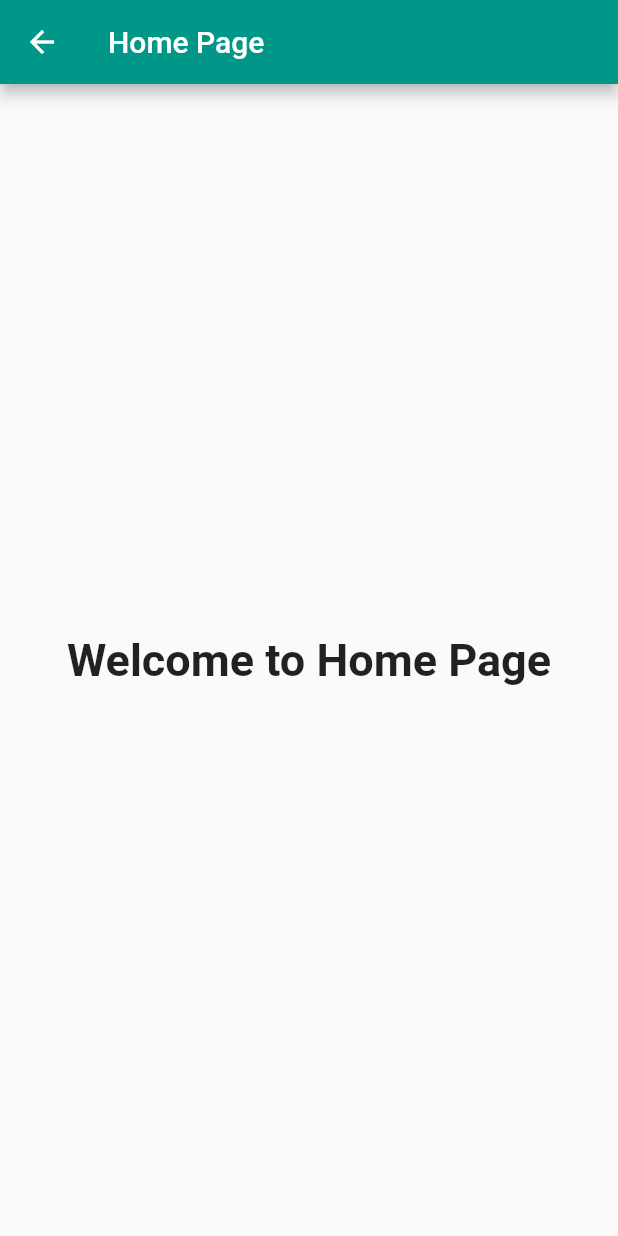
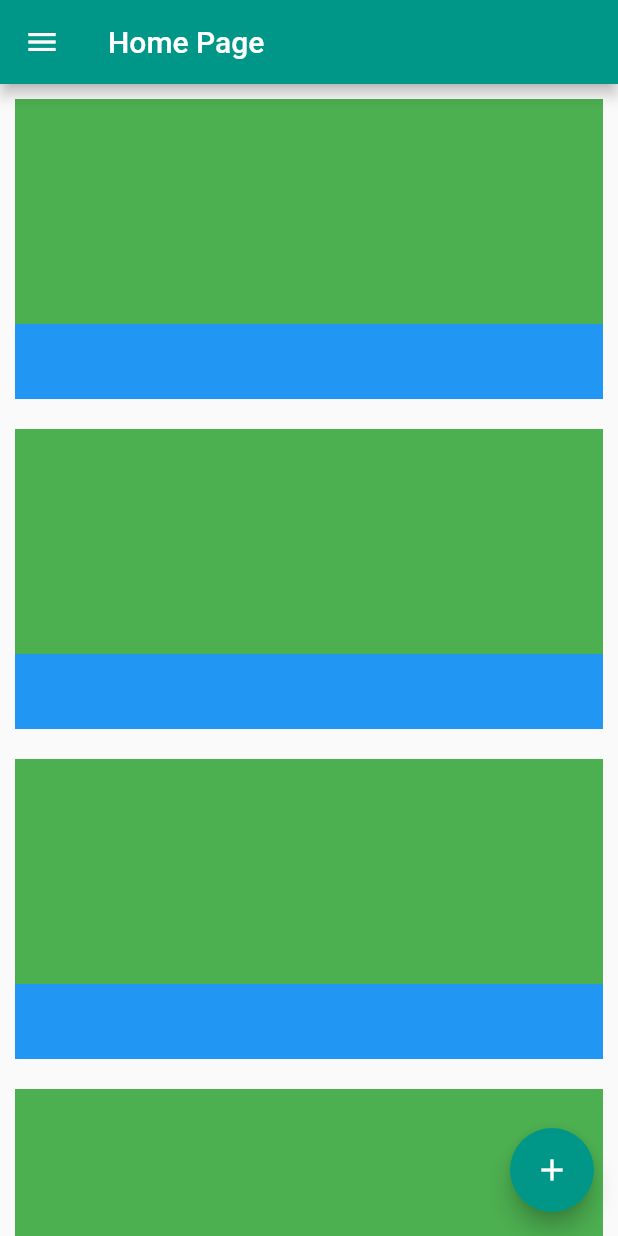
Before and after one commit to drkspark/Mountainee, a Flutter app: the HomeScreen screen opened directly, on a phone screen of 412 x 824 dp. Run offline on Flutter 3.47's test engine with Material 2 defaults, Android fonts, the phone set to English and light mode, and no system bars; our stand-ins replace google_fonts.

Commit message:
Made the Home Page and used the Drawer

```diff
--- a/lib/view/homeScreen.dart
+++ b/lib/view/homeScreen.dart
@@ -1,28 +1,143 @@
+import 'package:classes/view/settingPage.dart';
 import 'package:flutter/material.dart';
 
 class HomeScreen extends StatefulWidget {
-  const HomeScreen({ Key? key }) : super(key: key);
-
+  const HomeScreen({Key? key}) : super(key: key);
   @override
   _HomeScreenState createState() => _HomeScreenState();
 }
 
 class _HomeScreenState extends State<HomeScreen> {
   @override
+  // The return type here is Widget which is dynamic i.e. we can return any type of the widget
   Widget build(BuildContext context) {
+    print("Rebuilding the whole Scaffold");
     return Scaffold(
       appBar: AppBar(
         title: Text("Home Page"),
       ),
-      body: Center(
-        child: Text(
-          "Welcome to Home Page",
-          style: TextStyle(
-            fontSize: 30,
-            fontWeight: FontWeight.bold
+      body: Container(
+          height: MediaQuery.of(context).size.height,
+          width: MediaQuery.of(context).size.width,
+          child: ListView(
+            children: [
+              // We are using seperate widgets for now as we don't have to deal with state for now
+              for (int i = 1; i <= 5; i++) _tile(),
+            ],
+          )),
+      floatingActionButton: FloatingActionButton(
+        onPressed: () {},
+        child: Icon(
+          Icons.add,
+        ),
+      ),
+      drawer: _drawer(),
+      //? By default it will take the place in the appBar replacing the back  button on the left side
+
+      //use endDrawer for a drawer at the right side of the appBar
+      // endDrawer: Drawer(),
+    );
+  }
+
+  _drawer() {
+    return Drawer(
+      child: Column(
+        children: [
+          UserAccountsDrawerHeader(
+              otherAccountsPictures: [
+                CircleAvatar(
+                  backgroundImage: NetworkImage(
+                      "https://external-content.duckduckgo.com/iu/?u=https%3A%2F%2F1.bp.blogspot.com%2F-x_00uf0IyW4%2FYSaWrh8Ry8I%2FAAAAAAAB--U%2FNkTa0MCiH_Uk9c2P2zg-3yCaj5rbheMEACLcBGAsYHQ%2Fs512%2FTooltip_PenguKnight_SpiritFairy_SpiritFairy1_Tier1.LittleLegends_11_18.png&f=1&nofb=1"),
+                )
+              ],
+              currentAccountPicture: CircleAvatar(
+                child: Image.network(
+                    "https://external-content.duckduckgo.com/iu/?u=https%3A%2F%2Fwww.darkspark.com%2Fwp-content%2Fthemes%2Fonetone-pro%2Fimages%2FDarkSparkLogo-Filled-black.png&f=1&nofb=1"),
+              ),
+              accountName: Text("drkspark"),
+              accountEmail: Text("drkspark@mail.org")),
+          ListTile(
+            title: Text("Home Page"),
+            leading: Icon(Icons.home),
           ),
-        )
+          ListTile(
+            title: Text("Trending Page"),
+            leading: Icon(Icons.trending_up),
+          ),
+          ListTile(
+            title: Text("Settings"),
+            onTap: () {
+              Navigator.of(context)
+                  .push(MaterialPageRoute(builder: (context) => Setting()));
+            },
+            leading: Icon(Icons.settings),
+          ),
+          ListTile(
+            title: Text("About Page"),
+            leading: Icon(Icons.person),
+          ),
+        ],
+      ),
+    );
+  }
+
+  //! Private function which return the widget(Conntainer) we need
+  //! These are called as seperate widget
+  Widget _tile() {
+    return Padding(
+      padding: const EdgeInsets.all(10),
+      child: Container(
+        height: 200,
+        child: Column(
+          children: [
+            Container(
+              height: 150,
+              color: Colors.green,
+            ),
+            Container(
+              height: 50,
+              color: Colors.blue,
+            )
+          ],
+        ),
       ),
     );
   }
 }
+
+/*
+//! Class which return the widget(in this case Container) we need
+//! This is a Helper Widget class
+//! Each and every containor has it's state
+class Tile extends StatefulWidget {
+  final double height;
+  final double width;
+  final Color col;
+
+  //? Constructor of this class
+  Tile(this.height, this.width, this.col);
+
+  @override
+  State<Tile> createState() => _TileState();
+}
+
+class _TileState extends State<Tile> {
+  @override
+  Widget build(BuildContext context) {
+    print("Rebuilding the Container #Helper Widget");
+    return Container(
+      height: widget.height,
+      width: widget.width,
+      color: widget.col,
+      child: IconButton(
+        onPressed: (){
+          setState(() {
+
+          });
+        },
+        icon: Icon(Icons.ac_unit),
+      ),
+    );
+  }
+}
+*/
```
Also changed, not shown: lib/view/loginScreen.dart (+30 -27 lines), lib/view/settingPage.dart (added, +23 -0 lines).
